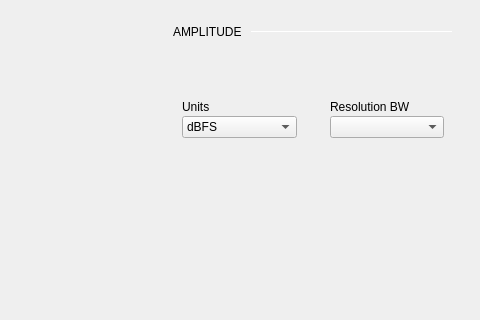
Old version of the form ui/spectrum_analyzer.ui in the repository sithuhein/scopy; both pictures show x 523 to 1003 and y 248 to 568 of the 1003 by 661 pixel window.
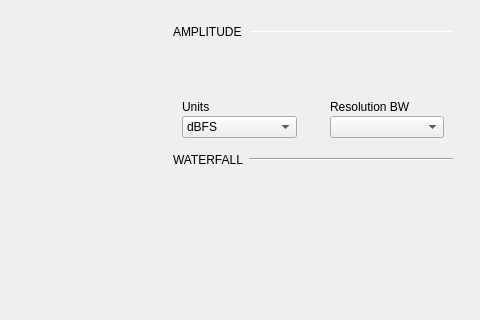
New version of the form. The open tabs and pages were chosen to show the change. Icons and pictures are not drawn. Custom widgets are drawn as their Qt base class.

Commit message: added selectable history size for waterfall

What changed in the file:
```diff
--- a/ui/spectrum_analyzer.ui
+++ b/ui/spectrum_analyzer.ui
@@ -1042,7 +1042,7 @@
                     <x>0</x>
                     <y>0</y>
                     <width>298</width>
-                    <height>356</height>
+                    <height>523</height>
                    </rect>
                   </property>
                   <property name="sizePolicy">
@@ -1493,6 +1493,33 @@
                      </item>
                     </layout>
                    </item>
+                   <item>
+                    <layout class="QHBoxLayout" name="horizontalLayout_7">
+                     <item>
+                      <widget class="QLabel" name="label_8">
+                       <property name="text">
+                        <string>WATERFALL</string>
+                       </property>
+                      </widget>
+                     </item>
+                     <item>
+                      <widget class="Line" name="line_6">
+                       <property name="sizePolicy">
+                        <sizepolicy hsizetype="Expanding" vsizetype="Fixed">
+                         <horstretch>0</horstretch>
+                         <verstretch>0</verstretch>
+                        </sizepolicy>
+                       </property>
+                       <property name="orientation">
+                        <enum>Qt::Horizontal</enum>
+                       </property>
+                      </widget>
+                     </item>
+                    </layout>
+                   </item>
+                   <item>
+                    <layout class="QVBoxLayout" name="vLayout_waterfall"/>
+                   </item>
                    <item>
                     <spacer name="verticalSpacer_6">
                      <property name="orientation">
```
Left out of the diff: 4 changed lines with no effect on the pictures. The commit also changes 4 other files.
